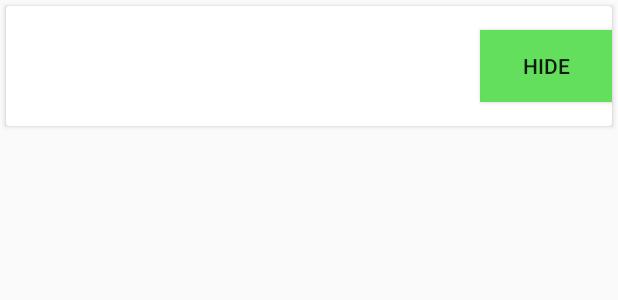
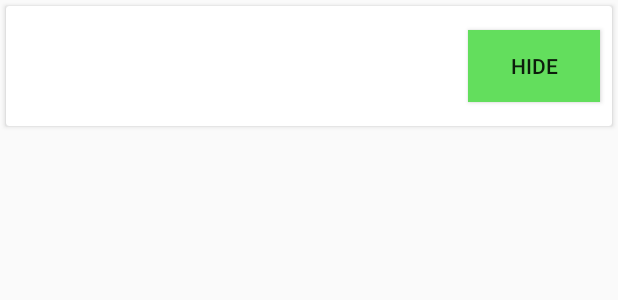
Before and after one commit to mremondi/CurateRestaurant, an Android app: the layout section_item.xml on its own in the app's theme, with its tools: preview values and no code run, on a phone screen of 412 x 824 dp. Shown: the top 300 px of the screen. Run offline under Robolectric (Android 15) with nearby library versions, the phone set to English and light mode, and no system bars.

Commit message:
tiny formatting change

```diff
--- a/app/src/main/res/layout/section_item.xml
+++ b/app/src/main/res/layout/section_item.xml
@@ -16,6 +16,7 @@
             android:layout_height="wrap_content"
             android:textSize="24sp"
             android:textStyle="bold"
+            android:layout_marginLeft="8dp"
             android:layout_centerVertical="true"
             android:layout_alignParentStart="true"
             android:layout_alignParentLeft="true"/>
@@ -26,6 +27,7 @@
             android:layout_height="wrap_content"
             android:background="@color/greenPastel"
             android:text="Hide"
+            android:layout_marginRight="8dp"
             android:layout_centerVertical="true"
             android:layout_alignParentRight="true"
             android:layout_alignParentEnd="true"/>
```
